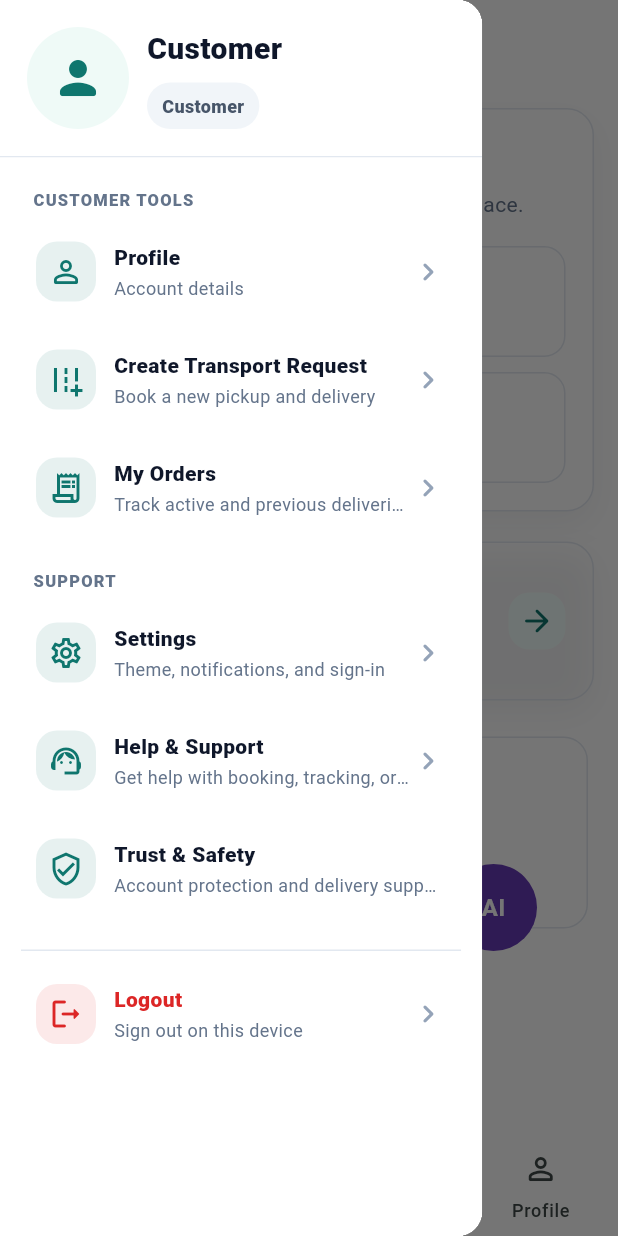
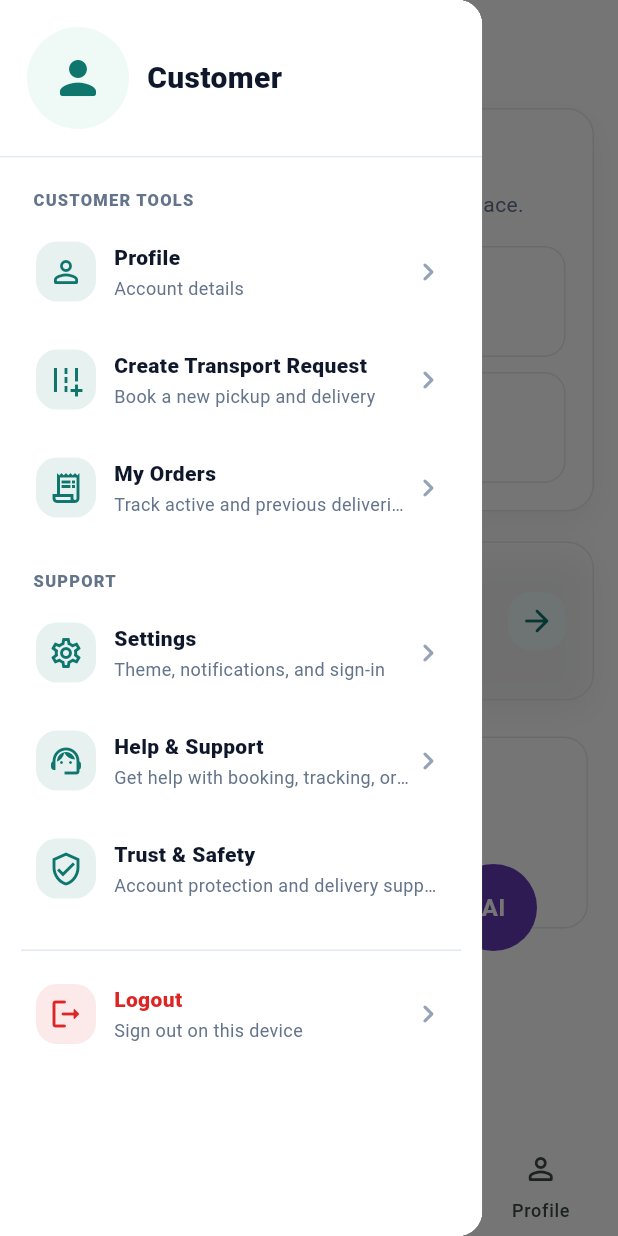
Before and after one commit to Yusufdavid411/Efata, a Flutter app: the CustomerHomeScreen screen opened by its route, with the side drawer open, on a phone screen of 412 x 824 dp. Run offline on Flutter 3.47's test engine with Material 3 defaults, Android fonts, the phone set to English and light mode, and no system bars; our stand-ins replace cloud_firestore, cloud_functions, firebase_auth, firebase_core, flutter_local_notifications, geolocator and 4 more; missing offline and left inert: google_navigation_flutter; accounts and stored records are empty; statements that could not run were skipped.

Commit message:
Clean drawer header and tab navigation

```diff
--- a/lib/features/booking/customer/customer_home_screen.dart
+++ b/lib/features/booking/customer/customer_home_screen.dart
@@ -14,7 +14,16 @@ class CustomerHomeScreen extends StatelessWidget {
   Widget build(BuildContext context) {
     return Scaffold(
       drawer: const AppDrawer(isDriver: false),
-      appBar: AppBar(title: const Text("Customer Dashboard")),
+      appBar: AppBar(
+        title: const Text("Customer Dashboard"),
+        automaticallyImplyLeading: false,
+        leading: Builder(
+          builder: (context) => IconButton(
+            icon: const Icon(Icons.menu_rounded),
+            onPressed: () => Scaffold.of(context).openDrawer(),
+          ),
+        ),
+      ),
       bottomNavigationBar: const AppBottomNavigation(
         isDriver: false,
         currentIndex: 0,
--- a/lib/features/booking/customer/customer_profile_screen.dart
+++ b/lib/features/booking/customer/customer_profile_screen.dart
@@ -251,7 +251,10 @@ class _CustomerProfileScreenState extends State<CustomerProfileScreen> {
     }
 
     return Scaffold(
-      appBar: AppBar(title: const Text("Customer Profile")),
+      appBar: AppBar(
+        title: const Text("Customer Profile"),
+        automaticallyImplyLeading: false,
+      ),
       bottomNavigationBar: const AppBottomNavigation(
         isDriver: false,
         currentIndex: 3,
--- a/lib/features/booking/customer/simple_order_form.dart
+++ b/lib/features/booking/customer/simple_order_form.dart
@@ -465,7 +465,11 @@ class _SimpleOrderFormState extends State<SimpleOrderForm> {
     final showLocationTools = isTypingLocation || !activeSelected;
 
     return Scaffold(
-      appBar: AppBar(title: const Text("Where's it going?"), centerTitle: true),
+      appBar: AppBar(
+        title: const Text("Where's it going?"),
+        centerTitle: true,
+        automaticallyImplyLeading: false,
+      ),
       bottomNavigationBar: const AppBottomNavigation(
         isDriver: false,
         currentIndex: 1,
--- a/lib/features/driver/driver_jobs_screen.dart
+++ b/lib/features/driver/driver_jobs_screen.dart
@@ -10,7 +10,11 @@ class DriverJobsScreen extends StatelessWidget {
   @override
   Widget build(BuildContext context) {
     return Scaffold(
-      appBar: AppBar(title: const Text('Job History'), centerTitle: true),
+      appBar: AppBar(
+        title: const Text('Job History'),
+        centerTitle: true,
+        automaticallyImplyLeading: false,
+      ),
       bottomNavigationBar: const AppBottomNavigation(
         isDriver: true,
         currentIndex: 1,
--- a/lib/features/driver/driver_profile_screen.dart
+++ b/lib/features/driver/driver_profile_screen.dart
@@ -283,7 +283,10 @@ class _DriverProfileScreenState extends State<DriverProfileScreen> {
     }
 
     return Scaffold(
-      appBar: AppBar(title: const Text("Driver Profile")),
+      appBar: AppBar(
+        title: const Text("Driver Profile"),
+        automaticallyImplyLeading: false,
+      ),
       bottomNavigationBar: const AppBottomNavigation(
         isDriver: true,
         currentIndex: 2,
--- a/lib/shared/widgets/app_bottom_navigation.dart
+++ b/lib/shared/widgets/app_bottom_navigation.dart
@@ -28,7 +28,7 @@ class AppBottomNavigation extends StatelessWidget {
             _ => '/customerHome',
           };
 
-    Navigator.pushNamed(context, route);
+    Navigator.pushReplacementNamed(context, route);
   }
 
   @override
--- a/lib/shared/widgets/app_drawer.dart
+++ b/lib/shared/widgets/app_drawer.dart
@@ -11,7 +11,7 @@ class AppDrawer extends StatelessWidget {
 
   void openProfile(BuildContext context) {
     Navigator.pop(context);
-    Navigator.pushNamed(
+    Navigator.pushReplacementNamed(
       context,
       isDriver ? '/driverProfile' : '/customerProfile',
     );
@@ -126,7 +126,7 @@ class AppDrawer extends StatelessWidget {
       child: Column(
         children: [
           if (user == null)
-            const _DrawerProfileHeader(name: 'EFATA', role: 'Account')
+            const _DrawerProfileHeader(name: 'EFATA')
           else
             StreamBuilder<DocumentSnapshot<Map<String, dynamic>>>(
               stream: profileStream(user),
@@ -149,7 +149,7 @@ class AppDrawer extends StatelessWidget {
                     .toLowerCase();
                 final status = isDriver
                     ? verificationStatus == 'approved'
-                          ? 'Verified driver'
+                          ? 'Verified'
                           : profileCompleted
                           ? 'Approval in review'
                           : 'Profile incomplete'
@@ -157,11 +157,9 @@ class AppDrawer extends StatelessWidget {
 
                 return _DrawerProfileHeader(
                   name: name,
-                  role: isDriver ? 'Driver' : 'Customer',
                   status: status,
                   statusOk: isDriver ? verificationStatus == 'approved' : true,
                   photoUrl: photoUrl,
-                  onTap: () => openProfile(context),
                 );
               },
             ),
@@ -189,7 +187,7 @@ class AppDrawer extends StatelessWidget {
                       subtitle: 'Book a new pickup and delivery',
                       onTap: () {
                         Navigator.pop(context);
-                        Navigator.pushNamed(context, '/createOrder');
+                        Navigator.pushReplacementNamed(context, '/createOrder');
                       },
                     ),
                     _DrawerTile(
@@ -198,7 +196,7 @@ class AppDrawer extends StatelessWidget {
                       subtitle: 'Track active and previous deliveries',
                       onTap: () {
                         Navigator.pop(context);
-                        Navigator.pushNamed(context, '/orders');
+                        Navigator.pushReplacementNamed(context, '/orders');
                       },
                     ),
                   ],
@@ -209,7 +207,7 @@ class AppDrawer extends StatelessWidget {
                       subtitle: 'Completed delivery records',
                       onTap: () {
                         Navigator.pop(context);
-                        Navigator.pushNamed(context, '/driverJobs');
+                        Navigator.pushReplacementNamed(context, '/driverJobs');
                       },
                     ),
                   const SizedBox(height: 10),
@@ -262,25 +260,19 @@ class AppDrawer extends StatelessWidget {
 class _DrawerProfileHeader extends StatelessWidget {
   const _DrawerProfileHeader({
     required this.name,
-    required this.role,
     this.status,
     this.statusOk = false,
     this.photoUrl,
-    this.onTap,
   });
 
   final String name;
-  final String role;
   final String? status;
   final bool statusOk;
   final String? photoUrl;
-  final VoidCallback? onTap;
 
   @override
   Widget build(BuildContext context) {
-    return InkWell(
-      onTap: onTap,
-      child: Container(
+    return Container(
       width: double.infinity,
       padding: EdgeInsets.fromLTRB(
         18,
@@ -301,8 +293,7 @@ class _DrawerProfileHeader extends StatelessWidget {
               CircleAvatar(
                 radius: 34,
                 backgroundColor: const Color(0xFFEFFAF7),
-                  backgroundImage:
-                      photoUrl != null && photoUrl!.trim().isNotEmpty
+                backgroundImage: photoUrl != null && photoUrl!.trim().isNotEmpty
                     ? NetworkImage(photoUrl!)
                     : null,
                 child: photoUrl == null || photoUrl!.trim().isEmpty
@@ -328,13 +319,8 @@ class _DrawerProfileHeader extends StatelessWidget {
                         fontWeight: FontWeight.w900,
                       ),
                     ),
+                    if (status != null) ...[
                       const SizedBox(height: 8),
-                      Wrap(
-                        spacing: 8,
-                        runSpacing: 8,
-                        children: [
-                          _HeaderPill(label: role),
-                          if (status != null)
                       _HeaderPill(
                         label: status!,
                         icon: statusOk
@@ -343,14 +329,12 @@ class _DrawerProfileHeader extends StatelessWidget {
                         highlighted: statusOk,
                       ),
                     ],
-                      ),
                   ],
                 ),
               ),
             ],
           ),
         ],
-        ),
       ),
     );
   }
```
Also changed, not shown: lib/features/booking/customer/order_history_screen.dart (+8 -4 lines), lib/features/driver/driver_home_screen.dart (+10 -1 lines). Lines whose indentation alone changed are shown as unchanged.
